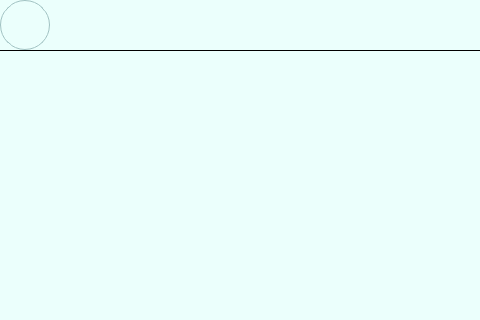
WhoIAm-Benjamin/Parsing-HTML, file GUI/design.ui: the form before one commit; both pictures show x 0 to 480 and y 0 to 320 of the 1024 by 650 pixel window.
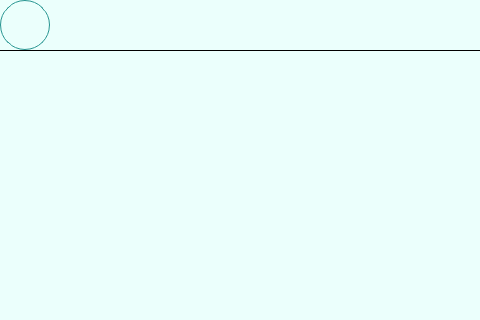
The form after the commit. Icons and pictures are not drawn.

```diff
--- a/GUI/design.ui
+++ b/GUI/design.ui
@@ -61,7 +61,7 @@
     </property>
     <property name="styleSheet">
      <string notr="true">border-radius: 25px;
-border: 1px solid rgb(161, 194, 194);</string>
+border: 1px solid #289591;</string>
     </property>
     <property name="text">
      <string/>
```
Left out of the diff: 38 changed lines with no effect on the pictures.
